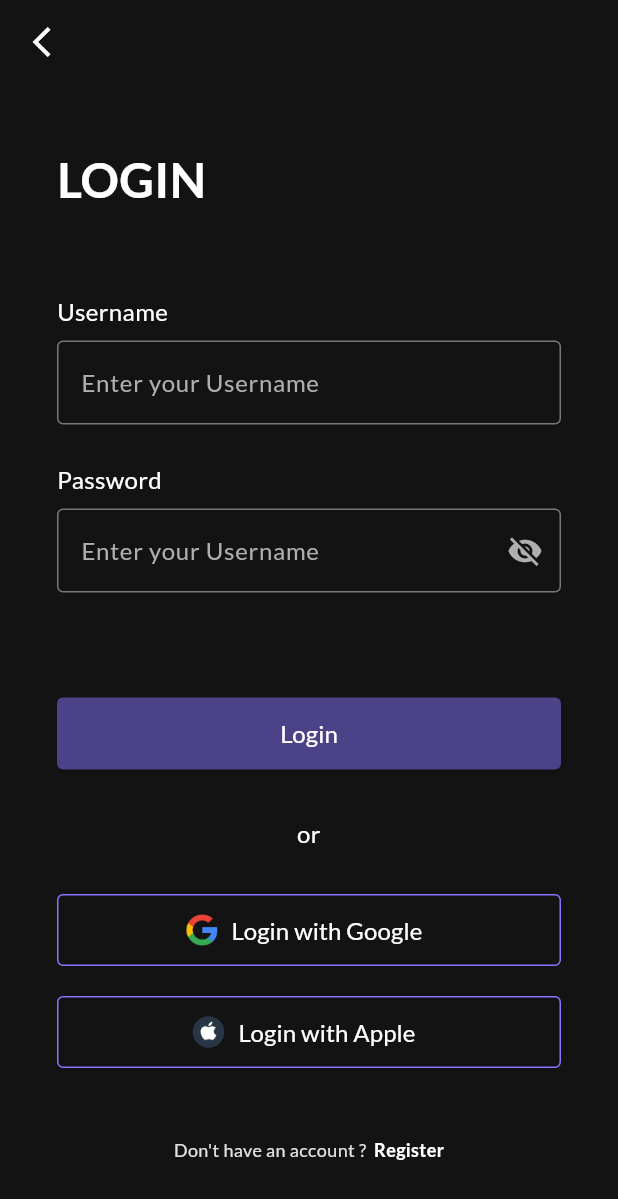
After one commit to hungnguyen2809/todo_list_app, a Flutter app: the LoginScreen screen opened directly, on a phone screen of 412 x 824 dp. The commit adds this screen. Shown: the top 1199 px of the screen. Run offline on Flutter 3.47's test engine with Material 3 defaults, Android fonts, the phone set to English and light mode, and no system bars; our stand-ins replace easy_localization, shared_preferences; accounts and stored records are empty.

Commit message:
5: register, login

```diff
--- a/assets/locales/en.json
+++ b/assets/locales/en.json
@@ -3,10 +3,27 @@
   "skip": "Skip",
   "next": "Next",
   "back": "Back",
+  "cancel": "Cancel",
   "login": "Login",
-  "cancel": "Cancel",
+  "register": "Register",
   "get_stated": "Get Stated",
   "create_account": "Create Account",
+
+  "login_username": "Username",
+  "login_username_hint": "Enter your Username",
+  "login_password": "Password",
+  "login_password_hint": "Enter your Username",
+  "login_with": "Login with {}",
+  "login_not_account": "Don't have an account ?",
+
+  "register_username": "Username",
+  "register_username_hint": "Enter your Username",
+  "register_password": "Password",
+  "register_password_hint": "Enter your Password",
+  "register_password_conf": "Confirm Password",
+  "register_password_conf_hint": "Enter confirm password",
+  "register_with": "Register with {}",
+  "register_have_account": "Already have an account ?",
 
   "welcome_title": "Welcome to UpTodo",
   "welcome_description": "Please login to your account or create new account to continue",
--- a/assets/locales/vi.json
+++ b/assets/locales/vi.json
@@ -3,10 +3,27 @@
   "skip": "Bỏ qua",
   "next": "Tiếp theo",
   "back": "Quay lại",
+  "cancel": "Hủy bỏ",
   "login": "Đăng nhập",
-  "cancel": "Hủy bỏ",
+  "register": "Đăng ký",
   "get_stated": "Bắt đầu",
   "create_account": "Tạo tài khoản",
+
+  "login_username": "Tài khoản",
+  "login_username_hint": "Nhập tài khoản của bạn",
+  "login_password": "Mật khẩu",
+  "login_password_hint": "Nhập mật khẩu của bạn",
+  "login_with": "Đăng nhập với {}",
+  "login_not_account": "Bạn chưa có tài khoản ?",
+
+  "register_username": "Tài khoản",
+  "register_username_hint": "Nhập tài khoản của bạn",
+  "register_password": "Mật khẩu",
+  "register_password_hint": "Nhập mật khẩu của bạn",
+  "register_password_conf": "Xác nhận mật khẩu",
+  "register_password_conf_hint": "Nhập mật khẩu của bạn",
+  "register_with": "Đăng ký với {}",
+  "register_have_account": "Bạn đã có tài khoản ?",
 
   "welcome_title": "Chào mừng đến với UpTodo",
   "welcome_description": "Vui lòng đăng nhập hoặc tạo tài khoản mới để tiếp tục.",
--- a/lib/contains/ui.dart
+++ b/lib/contains/ui.dart
@@ -17,4 +17,7 @@ class UIContains {
   static String tab_bar_calendar = "assets/images/tab_bar_calendar.png";
   static String tab_bar_clock = "assets/images/tab_bar_clock.png";
   static String tab_bar_user = "assets/images/tab_bar_user.png";
+
+  static String ic_apple = "assets/images/ic_apple.png";
+  static String ic_google = "assets/images/ic_google.png";
 }
--- /dev/null
+++ b/lib/ui/login/login.dart
@@ -0,0 +1,244 @@
+import 'package:easy_localization/easy_localization.dart';
+import 'package:flutter/material.dart';
+
+import '../../contains/ui.dart';
+
+class LoginScreen extends StatefulWidget {
+  const LoginScreen({super.key});
+
+  @override
+  State<LoginScreen> createState() => _LoginScreenState();
+}
+
+class _LoginScreenState extends State<LoginScreen> {
+  late bool _isDisabledBtn;
+  late bool _passwordVisible;
+  late String _username = '';
+  late String _password = '';
+  late TextEditingController _usernameController;
+  late TextEditingController _passwordController;
+
+  @override
+  void initState() {
+    super.initState();
+
+    _isDisabledBtn = true;
+    _passwordVisible = false;
+    _usernameController = TextEditingController();
+    _passwordController = TextEditingController();
+  }
+
+  @override
+  Widget build(BuildContext context) {
+    return Scaffold(
+      backgroundColor: UIContains.blackBackground,
+      appBar: AppBar(
+        backgroundColor: Colors.transparent,
+        leading: IconButton(
+          onPressed: () => Navigator.pop(context),
+          icon: const Icon(Icons.arrow_back_ios_outlined, color: Colors.white),
+        ),
+      ),
+      body: SingleChildScrollView(
+        child: Column(
+          mainAxisAlignment: MainAxisAlignment.start,
+          crossAxisAlignment: CrossAxisAlignment.start,
+          children: [
+            _buildTitleScreen(),
+            _buildUsernameField(),
+            _buildPasswordField(),
+            _buildActionButtons(context),
+          ],
+        ),
+      ),
+    );
+  }
+
+  Widget _buildTitleScreen() {
+    return Container(
+      margin: const EdgeInsets.symmetric(horizontal: 38).copyWith(top: 41, bottom: 53),
+      child: Text(
+        "login".tr().toUpperCase(),
+        style: const TextStyle(color: Colors.white, fontWeight: FontWeight.bold, fontSize: 32),
+      ),
+    );
+  }
+
+  void _checkDisableBtnLogin() {
+    if (_isDisabledBtn && _username.isNotEmpty && _password.isNotEmpty) {
+      setState(() {
+        _isDisabledBtn = false;
+      });
+    }
+    if (!_isDisabledBtn && (_username.isEmpty || _password.isEmpty)) {
+      setState(() {
+        _isDisabledBtn = true;
+      });
+    }
+  }
+
+  Widget _buildTitleField(String title) {
+    return Text(
+      title,
+      textAlign: TextAlign.left,
+      style: const TextStyle(fontSize: 16, color: Colors.white),
+    );
+  }
+
+  Widget _buildUsernameField() {
+    return Container(
+      margin: const EdgeInsets.symmetric(horizontal: 38).copyWith(bottom: 25),
+      child: Column(
+        mainAxisAlignment: MainAxisAlignment.start,
+        crossAxisAlignment: CrossAxisAlignment.start,
+        children: [
+          _buildTitleField("login_username".tr()),
+          const SizedBox(height: 8),
+          TextFormField(
+            controller: _usernameController,
+            onChanged: (text) {
+              _username = text;
+              _checkDisableBtnLogin();
+            },
+            style: const TextStyle(color: Colors.white, fontSize: 16),
+            decoration: InputDecoration(
+              hintText: "login_username_hint".tr(),
+              hintStyle: const TextStyle(fontSize: 16, color: Color(0xFFAFAFAF)),
+              border: OutlineInputBorder(
+                borderRadius: BorderRadius.circular(4),
+                borderSide: const BorderSide(width: 1, color: Color(0xFF979797)),
+              ),
+            ),
+          ),
+        ],
+      ),
+    );
+  }
+
+  Widget _buildPasswordField() {
+    return Container(
+      margin: const EdgeInsets.symmetric(horizontal: 38),
+      child: Column(
+        mainAxisAlignment: MainAxisAlignment.start,
+        crossAxisAlignment: CrossAxisAlignment.start,
+        children: [
+          _buildTitleField("login_password".tr()),
+          const SizedBox(height: 8),
+          TextFormField(
+            controller: _passwordController,
+            obscureText: !_passwordVisible,
+            onChanged: (text) {
+              _password = text;
+              _checkDisableBtnLogin();
+            },
+            style: const TextStyle(color: Colors.white, fontSize: 16),
+            decoration: InputDecoration(
+              hintText: "login_password_hint".tr(),
+              hintStyle: const TextStyle(fontSize: 16, color: Color(0xFFAFAFAF)),
+              border: OutlineInputBorder(
+                borderRadius: BorderRadius.circular(4),
+                borderSide: const BorderSide(width: 1, color: Color(0xFF979797)),
+              ),
+              suffixIcon: IconButton(
+                icon: Icon(_passwordVisible ? Icons.visibility : Icons.visibility_off, color: const Color(0xFFAFAFAF)),
+                onPressed: () {
+                  setState(() {
+                    _passwordVisible = !_passwordVisible;
+                  });
+                },
+              ),
+            ),
+          ),
+        ],
+      ),
+    );
+  }
+
+  Widget _buildActionButtons(BuildContext context) {
+    return Container(
+      margin: const EdgeInsets.symmetric(horizontal: 38).copyWith(top: 70),
+      child: Column(
+        mainAxisAlignment: MainAxisAlignment.start,
+        children: [
+          SizedBox(
+            height: 48,
+            width: double.infinity,
+            child: ElevatedButton(
+              onPressed: () {},
+              style: ElevatedButton.styleFrom(
+                shape: RoundedRectangleBorder(borderRadius: BorderRadius.circular(4.0)),
+                backgroundColor: _isDisabledBtn ? UIContains.colorPrimary.withOpacity(0.5) : UIContains.colorPrimary,
+              ),
+              child: Text(
+                "login".tr(),
+                style: const TextStyle(fontSize: 16, color: Colors.white),
+              ),
+            ),
+          ),
+          Container(
+            margin: const EdgeInsets.only(top: 31, bottom: 29),
+            child: Text(
+              "or".tr().toLowerCase(),
+              textAlign: TextAlign.center,
+              style: const TextStyle(fontSize: 16, color: Colors.white),
+            ),
+          ),
+          Container(
+            height: 48,
+            width: double.infinity,
+            margin: const EdgeInsets.only(bottom: 20),
+            child: OutlinedButton.icon(
+              onPressed: () {},
+              style: OutlinedButton.styleFrom(
+                backgroundColor: Colors.transparent,
+                side: BorderSide(color: UIContains.colorPrimary),
+                shape: RoundedRectangleBorder(borderRadius: BorderRadius.circular(4.0)),
+              ),
+              icon: Image.asset(width: 24, height: 24, UIContains.ic_google, fit: BoxFit.contain),
+              label: Text(
+                "login_with".tr(args: ['Google']),
+                style: const TextStyle(fontSize: 16, color: Colors.white),
+              ),
+            ),
+          ),
+          Container(
+            height: 48,
+            width: double.infinity,
+            margin: const EdgeInsets.only(bottom: 46),
+            child: OutlinedButton.icon(
+              onPressed: () {},
+              style: OutlinedButton.styleFrom(
+                backgroundColor: Colors.transparent,
+                side: BorderSide(color: UIContains.colorPrimary),
+                shape: RoundedRectangleBorder(borderRadius: BorderRadius.circular(4.0)),
+              ),
+              icon: Image.asset(width: 24, height: 24, UIContains.ic_apple, fit: BoxFit.contain),
+              label: Text(
+                "login_with".tr(args: ['Apple']),
+                style: const TextStyle(fontSize: 16, color: Colors.white),
+              ),
+            ),
+          ),
+          Row(
+            mainAxisAlignment: MainAxisAlignment.center,
+            children: [
+              Container(
+                margin: const EdgeInsets.only(right: 5),
+                child: Text(
+                  "login_not_account".tr(),
+                  style: TextStyle(fontSize: 12, color: Colors.white.withOpacity(0.87)),
+                ),
+              ),
+              GestureDetector(
+                child: Text(
+                  "register".tr(),
+                  style: const TextStyle(fontSize: 12, color: Colors.white, fontWeight: FontWeight.bold),
+                ),
+              ),
+            ],
+          )
+        ],
+      ),
+    );
+  }
+}
--- a/lib/ui/splash/splash.dart
+++ b/lib/ui/splash/splash.dart
@@ -10,15 +10,19 @@ class SplashScreen extends StatelessWidget {
   Future<void> _checkAppState(BuildContext context) async {
     final isCompleted = await _isOnboardingCompleted();
     if (isCompleted) {
+      Future.delayed(const Duration(seconds: 1), () {
         if (!context.mounted) return;
         Navigator.pushReplacement(context, MaterialPageRoute(builder: (context) {
           return const WelcomeScreen(isFirstInstall: false);
         }));
+      });
     } else {
+      Future.delayed(const Duration(seconds: 1), () {
         if (!context.mounted) return;
         Navigator.pushReplacement(context, MaterialPageRoute(builder: (context) {
           return const OnboardingScreen();
         }));
+      });
     }
   }
 
```
Also changed, not shown: lib/ui/category/category.dart (+12 -4 lines), lib/ui/register/register.dart (added, +292 -0 lines), lib/ui/welcome/welcome.dart (+13 -4 lines), assets/images/2.0x/ic_apple.png (added), assets/images/2.0x/ic_google.png (added), assets/images/3.0x/ic_apple.png (added), assets/images/3.0x/ic_google.png (added), assets/images/ic_apple.png (added), assets/images/ic_google.png (added). Lines whose indentation alone changed are shown as unchanged.
